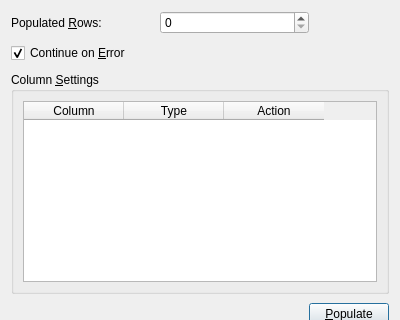
Above: Sqliteman/sqliteman/populatordialog.ui from iamkjg/sqliteman before the change; both pictures show x 0 to 400 and y 0 to 320 of the 400 by 468 pixel window. Below: the same form after it.
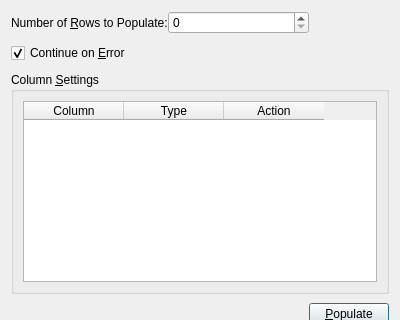
That is the form after the change.

```diff
--- a/Sqliteman/sqliteman/populatordialog.ui
+++ b/Sqliteman/sqliteman/populatordialog.ui
@@ -43,7 +43,7 @@
          <item>
           <widget class="QLabel" name="label" >
            <property name="text" >
-            <string>Populated &amp;Rows:</string>
+            <string>Number of &amp;Rows to Populate:</string>
            </property>
            <property name="buddy" >
             <cstring>spinBox</cstring>
```
